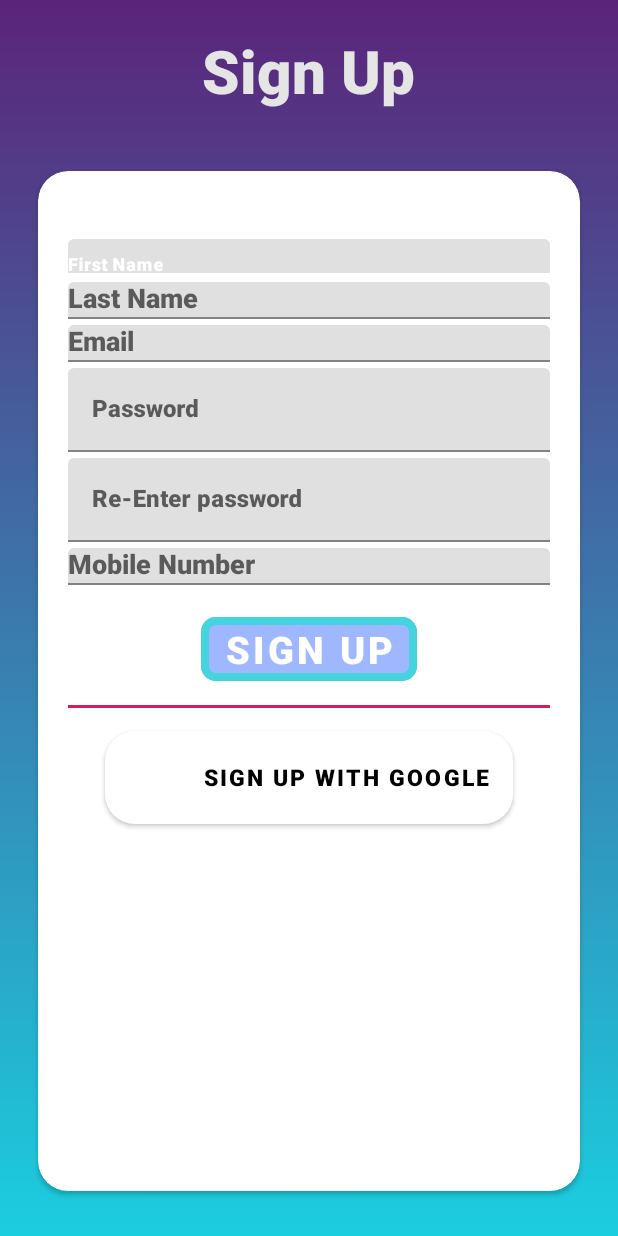
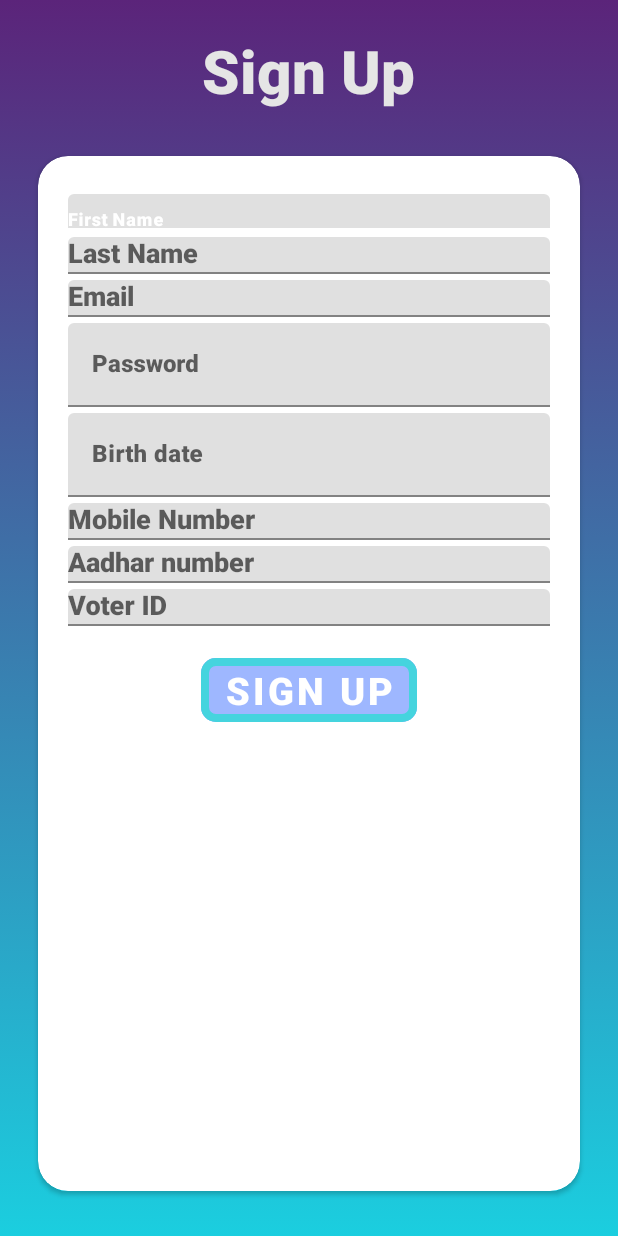
Before and after one commit to mitulp534/Final_Project, an Android app: the layout activity_signup.xml on its own in the app's theme, with its tools: preview values and no code run, on a phone screen of 412 x 824 dp. Run offline under Robolectric (Android 15) with nearby library versions, the phone set to English and light mode, and no system bars.

Commit message:
Signup page updated. + vote page updated

```diff
--- a/app/src/main/res/drawable-v24/login_shape.xml
+++ b/app/src/main/res/drawable-v24/login_shape.xml
@@ -4,8 +4,8 @@
         <shape>
             <corners android:radius="20dp"/>
             <gradient
-                android:startColor="#e5e5e5"
-                android:endColor="#e5e5e5"
+                android:startColor="#fff"
+                android:endColor="#fff"
                 android:angle="270"
                 android:centerY="0.1">
 
--- a/app/src/main/res/drawable/login_shape.xml
+++ b/app/src/main/res/drawable/login_shape.xml
@@ -4,8 +4,8 @@
         <shape>
             <corners android:radius="20dp"/>
             <gradient
-                android:startColor="#e5e5e5"
-                android:endColor="#e5e5e5"
+                android:startColor="#fff"
+                android:endColor="#fff"
                 android:angle="270"
                 android:centerY="0.1">
 
--- a/app/src/main/res/layout/activity_signup.xml
+++ b/app/src/main/res/layout/activity_signup.xml
@@ -24,7 +24,7 @@
        app:cardCornerRadius="20dp"
        android:elevation="10dp"
        android:outlineAmbientShadowColor="@color/FakePrimaryDark"
-       android:layout_marginTop="40dp"
+       android:layout_marginTop="30dp"
        android:layout_marginRight="25dp"
        android:layout_marginLeft="25dp"
        android:layout_marginBottom="30dp"
@@ -43,7 +43,7 @@
                android:id="@+id/first_name_layout"
                android:layout_width="match_parent"
                android:layout_height="wrap_content"
-               android:layout_marginTop="25dp">
+               android:layout_marginTop="5dp">
 
                <AutoCompleteTextView
                    android:fontFamily="sans-serif-black"
@@ -109,29 +109,28 @@
            </android.support.design.widget.TextInputLayout>
            <android.support.design.widget.TextInputLayout
                android:layout_below="@id/password_layout"
-               android:id="@+id/re_enter_password_layout"
+               android:id="@+id/birthdate_layout"
                android:layout_width="match_parent"
                android:layout_height="wrap_content"
                android:layout_marginTop="4dp">
 
            <EditText
                android:fontFamily="sans-serif-black"
-                   android:id="@+id/re_password"
+               android:id="@+id/birthdate_ED"
                android:layout_width="match_parent"
                android:layout_height="wrap_content"
-                   android:hint="@string/re_enter_password"
+               android:hint="@string/birthdate"
+               android:inputType="date"
                android:imeActionId="6"
                android:imeOptions="actionUnspecified"
-                   android:inputType="textPassword"
                android:maxLines="1"
                android:singleLine="true" />
-
            </android.support.design.widget.TextInputLayout>
 
            <android.support.design.widget.TextInputLayout
 
                android:id="@+id/phone_number_layout"
-               android:layout_below="@id/re_enter_password_layout"
+               android:layout_below="@id/birthdate_layout"
                android:layout_width="match_parent"
                android:layout_height="wrap_content"
                android:layout_marginTop="4dp">
@@ -145,8 +144,45 @@
                    android:maxLines="1"
                    android:singleLine="true" />
            </android.support.design.widget.TextInputLayout>
+
+           <android.support.design.widget.TextInputLayout
+
+               android:id="@+id/aadhar_number_IL"
+               android:layout_below="@id/phone_number_layout"
+               android:layout_width="match_parent"
+               android:layout_height="wrap_content"
+               android:layout_marginTop="4dp">
+               <AutoCompleteTextView
+                   android:fontFamily="sans-serif-black"
+                   android:id="@+id/aadhar_number_ET"
+                   android:layout_width="match_parent"
+                   android:layout_height="wrap_content"
+                   android:hint="@string/aadhar_number"
+                   android:inputType="number"
+                   android:maxLines="1"
+                   android:singleLine="true" />
+           </android.support.design.widget.TextInputLayout>
+
+           <android.support.design.widget.TextInputLayout
+
+               android:id="@+id/Voter_number_IL"
+               android:layout_below="@id/aadhar_number_IL"
+               android:layout_width="match_parent"
+               android:layout_height="wrap_content"
+               android:layout_marginTop="4dp">
+               <AutoCompleteTextView
+                   android:fontFamily="sans-serif-black"
+                   android:id="@+id/voter_number_ET"
+                   android:layout_width="match_parent"
+                   android:layout_height="wrap_content"
+                   android:hint="@string/voter_number"
+                   android:inputType="text"
+                   android:maxLines="1"
+                   android:singleLine="true" />
+           </android.support.design.widget.TextInputLayout>
+
            <android.support.design.button.MaterialButton
-               android:layout_below="@id/phone_number_layout"
+               android:layout_below="@id/Voter_number_IL"
                android:id="@+id/btn_signup"
                style="@style/Widget.MaterialComponents.Button.UnelevatedButton"
                android:layout_width="wrap_content"
@@ -162,35 +198,9 @@
                app:strokeColor="@color/FakePrimaryDark"
                app:strokeWidth="5dp"
                />
-           <View
-               android:id="@+id/separate_line"
-               android:layout_marginTop="10dp"
-               android:layout_below="@id/btn_signup"
-               android:background="@color/colorAccent"
-               android:layout_width="match_parent"
-               android:layout_height="2dp"/>
 
-           <android.support.design.button.MaterialButton
-               android:layout_marginTop="15dp"
-               android:layout_centerHorizontal="true"
-               android:id="@+id/signup_with_google"
-               android:layout_below="@id/separate_line"
-               android:layout_width="wrap_content"
-               android:layout_height="wrap_content"
-               app:cornerRadius="10dp"
-               android:fontFamily="sans-serif-black"
-               app:rippleColor="@color/colorAccent"
-               app:strokeColor="@color/FakePrimaryDark"
-               app:strokeWidth="5dp"
-               android:elevation="10dp"
-               android:textColor="#000000"
-               app:icon="@drawable/ic_google_logo"
-               android:drawableStart="@drawable/ic_google_logo"
-               android:background="@drawable/login_shape"
-               android:text="@string/signup_with_google"
-               android:textSize="15sp"
-               android:backgroundTint="@color/dullWhite"
-               />
+
+
 
        </RelativeLayout>
 
--- a/app/src/main/res/values/strings.xml
+++ b/app/src/main/res/values/strings.xml
@@ -13,6 +13,9 @@
     <string name="prompt_email">Email</string>
     <string name="prompt_password">Password</string>
     <string name="re_enter_password">Re-Enter password</string>
+    <string name="birthdate">Birth date </string>
+    <string name="aadhar_number">Aadhar number</string>
+    <string name="voter_number"> Voter ID</string>
     <string name="txt_signup_button">Sign up</string>
     <string name="phone_number">Mobile Number</string>
     <string name="signup_with_google">Sign up With Google</string>
@@ -21,7 +24,9 @@
     <string name="search_button1">Current Issues</string>
     <string name="search_button2">Press Release</string>
     <string name="search_button3">Important Instruction</string>
-    <string name="register_now">Register Now"</string>
+    <string name="register_now">Vote Now"</string>
+    <string name="btn_register">Vote Now</string>
+    <string name="btn_result">Check Result</string>
     <string name="heading_voterAuth">Voter Authentication</string>
     <string name="user_id_text">User ID</string>
     <string name="txt_birthdate">Birth Date</string>
```
Also changed, not shown: app/src/main/AndroidManifest.xml (+7 -5 lines), app/src/main/java/com/example/hp/com/yourvote/signup.java (+44 -0 lines), app/src/main/res/layout/activity_login.xml (+7 -6 lines), app/src/main/res/layout/fragment_vote.xml (+15 -0 lines). Lines whose indentation alone changed are shown as unchanged.
